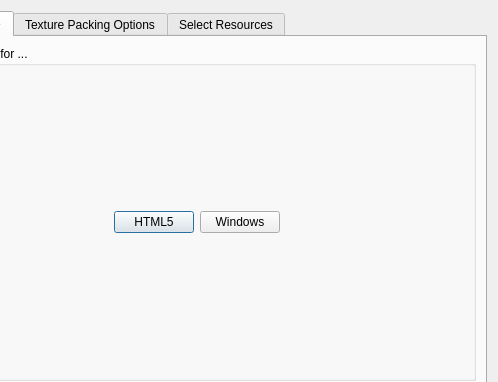
This is editor/gui/dlgpackage.ui in ensisoft/detonator as Qt 5 draws it before an edit; both pictures show x 102 to 600 and y 0 to 382 of the 600 by 800 pixel window. The edited form follows.
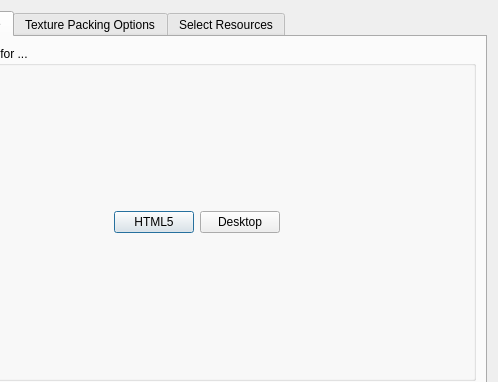
This is the edited form. Icons and pictures are not drawn.

Commit message:
Add package dialog warning about debug logs
Add package dialog warning about debug logs.

Patch:
```diff
--- a/editor/gui/dlgpackage.ui
+++ b/editor/gui/dlgpackage.ui
@@ -84,7 +84,7 @@
             <item>
              <widget class="QPushButton" name="btnNative">
               <property name="text">
-               <string>Windows</string>
+               <string>Desktop</string>
               </property>
               <property name="icon">
                <iconset resource="../resource/resource.qrc">
```
Left out of the diff: 2 changed lines with no effect on the pictures. The commit also changes 1 other file.
